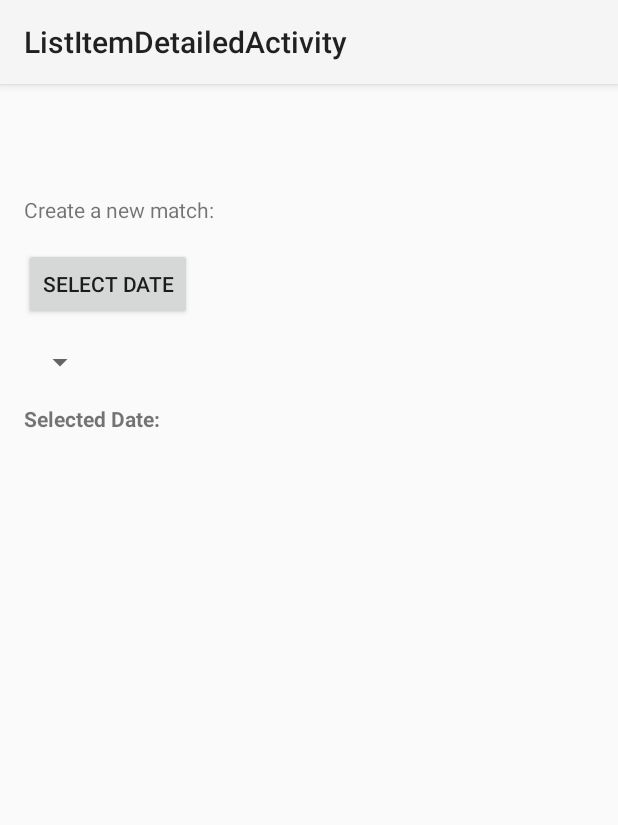
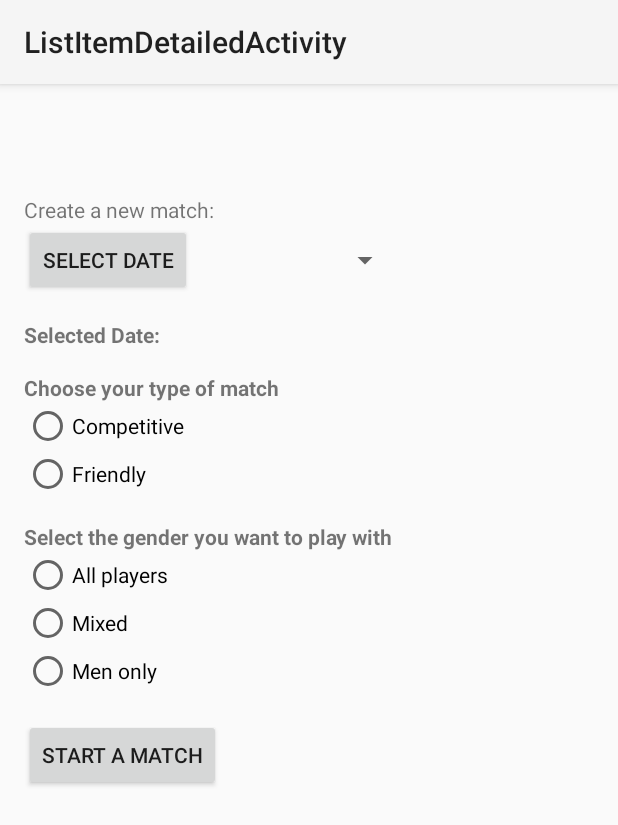
Before and after one commit to NielsDeBacker01/playtomic, an Android app built with Jetpack Compose: the ListItemDetailedActivity screen opened directly, with no data from a screen before it, on a phone screen of 412 x 824 dp. Shown: the top 825 px of the screen. Run offline under Robolectric (Android 15) with nearby library versions, the phone set to English and light mode, and no system bars.

Commit message:
add radio buttons

```diff
--- a/app/src/main/java/ap/edu/play2mic/ListItemDetailedActivity.kt
+++ b/app/src/main/java/ap/edu/play2mic/ListItemDetailedActivity.kt
@@ -7,6 +7,7 @@ import android.util.Log
 import android.widget.AdapterView
 import android.widget.ArrayAdapter
 import android.widget.Button
+import android.widget.RadioButton
 import android.widget.Spinner
 import android.widget.TextView
 import androidx.appcompat.app.AppCompatActivity
@@ -21,6 +22,8 @@ class ListItemDetailedActivity : AppCompatActivity() {
     private lateinit var spinner: Spinner
     private var selectedHour: String? = null
     private var selectedDate: String? = null
+    private var playType: String? = null
+    private var allowedGenders: String? = null
     val dateFormat = SimpleDateFormat("HH:mm", Locale.getDefault())
 
     override fun onCreate(savedInstanceState: Bundle?){
@@ -86,6 +89,30 @@ class ListItemDetailedActivity : AppCompatActivity() {
                 // Do nothing here
             }
         }
+
+        playType = "Competitive"
+        findViewById<RadioButton>(R.id.radio_competitive).setOnCheckedChangeListener { buttonView, isChecked ->
+            playType = "Competitive"
+        }
+        findViewById<RadioButton>(R.id.radio_friendly).setOnCheckedChangeListener { buttonView, isChecked ->
+            playType = "Friendly"
+        }
+
+        allowedGenders = "Mixed"
+        findViewById<RadioButton>(R.id.radio_all).setOnCheckedChangeListener { buttonView, isChecked ->
+            playType = "All"
+        }
+        findViewById<RadioButton>(R.id.radio_mixed).setOnCheckedChangeListener { buttonView, isChecked ->
+            playType = "Mixed"
+        }
+        findViewById<RadioButton>(R.id.radio_men).setOnCheckedChangeListener { buttonView, isChecked ->
+            playType = "Men only"
+        }
+
+        val btnMatchMaker: Button = findViewById(R.id.btnMatchMaker)
+        btnMatchMaker.setOnClickListener {
+            createMatches()
+        }
     }
 
     private fun showDatePickerDialog() {
@@ -131,4 +158,8 @@ class ListItemDetailedActivity : AppCompatActivity() {
             null
         }
     }
+
+    private fun createMatches() {
+        Log.d("test", "Selected Date: $selectedDate $selectedHour, Type: $playType, Gender: $allowedGenders")
+    }
 }
--- a/app/src/main/java/ap/edu/play2mic/ProfileFragment.kt
+++ b/app/src/main/java/ap/edu/play2mic/ProfileFragment.kt
@@ -2,7 +2,6 @@ package ap.edu.play2mic
 
 import android.content.Intent
 import android.os.Bundle
-import android.util.Log
 import android.view.LayoutInflater
 import android.view.View
 import android.view.ViewGroup
@@ -14,7 +13,7 @@ import com.google.firebase.auth.FirebaseAuth
 import com.google.firebase.auth.auth
 import com.google.firebase.auth.ktx.auth
 
-class ProfileFragment : Fragment(R.layout.fragment_second) {
+class ProfileFragment : Fragment(R.layout.fragment_profile) {
 
     private lateinit var auth: FirebaseAuth
 
@@ -22,7 +21,7 @@ class ProfileFragment : Fragment(R.layout.fragment_second) {
         inflater: LayoutInflater, container: ViewGroup?,
         savedInstanceState: Bundle?
     ): View? {
-        val view = inflater.inflate(R.layout.fragment_second, container, false)
+        val view = inflater.inflate(R.layout.fragment_profile, container, false)
         auth = com.google.firebase.ktx.Firebase.auth
         val signOutButton = view.findViewById<Button>(R.id.sign_out_button)
         signOutButton.setOnClickListener {
--- a/app/src/main/res/layout/activity_list_item_detailed.xml
+++ b/app/src/main/res/layout/activity_list_item_detailed.xml
@@ -30,20 +30,39 @@
             android:layout_height="wrap_content"
             android:text="Create a new match:"/>
 
+        <LinearLayout
+            android:layout_width="379dp"
+            android:layout_height="wrap_content"
+            android:orientation="horizontal">
+
+            <androidx.constraintlayout.widget.ConstraintLayout
+                android:layout_width="match_parent"
+                android:layout_height="wrap_content">
+
                 <Button
                     android:id="@+id/btnDatePicker"
                     android:layout_width="wrap_content"
                     android:layout_height="wrap_content"
+                    android:layout_centerHorizontal="true"
                     android:text="Select Date"
-            android:layout_centerHorizontal="true"
-            android:layout_marginTop="16dp"/>
+                    app:layout_constraintEnd_toEndOf="parent"
+                    app:layout_constraintHorizontal_bias="0.0"
+                    app:layout_constraintStart_toStartOf="parent"
+                    app:layout_constraintTop_toTopOf="parent" />
 
                 <Spinner
                     android:id="@+id/spinnerOptions"
                     android:layout_width="wrap_content"
                     android:layout_height="wrap_content"
                     android:layout_centerInParent="true"
-            android:layout_marginTop="16dp"/>
+                    android:layout_marginEnd="128dp"
+                    app:layout_constraintBottom_toBottomOf="parent"
+                    app:layout_constraintEnd_toEndOf="parent"
+                    app:layout_constraintTop_toTopOf="parent" />
+            </androidx.constraintlayout.widget.ConstraintLayout>
+        </LinearLayout>
+
+
 
         <TextView
             android:id="@+id/tvSelectedDate"
@@ -53,7 +72,65 @@
             android:layout_centerHorizontal="true"
             android:layout_marginTop="16dp"
             android:text="Selected Date: "
+            android:textStyle="bold" />
+
+        <TextView
+            android:layout_width="wrap_content"
+            android:layout_height="wrap_content"
+            android:layout_below="@id/spinnerOptions"
+            android:layout_centerHorizontal="true"
+            android:layout_marginTop="16dp"
+            android:text="Choose your type of match"
             android:textStyle="bold"/>
+        <RadioGroup
+            android:layout_width="match_parent"
+            android:layout_height="wrap_content"
+            android:orientation="vertical">
+            <RadioButton android:id="@+id/radio_competitive"
+                android:layout_width="wrap_content"
+                android:layout_height="wrap_content"
+                android:text="Competitive"/>
+            <RadioButton android:id="@+id/radio_friendly"
+                android:layout_width="wrap_content"
+                android:layout_height="wrap_content"
+                android:text="Friendly"/>
+        </RadioGroup>
+
+
+        <TextView
+            android:layout_width="wrap_content"
+            android:layout_height="wrap_content"
+            android:layout_below="@id/spinnerOptions"
+            android:layout_centerHorizontal="true"
+            android:layout_marginTop="16dp"
+            android:text="Select the gender you want to play with"
+            android:textStyle="bold"/>
+        <RadioGroup
+            android:layout_width="match_parent"
+            android:layout_height="wrap_content"
+            android:orientation="vertical">
+            <RadioButton android:id="@+id/radio_all"
+                android:layout_width="wrap_content"
+                android:layout_height="wrap_content"
+                android:text="All players"/>
+            <RadioButton android:id="@+id/radio_mixed"
+                android:layout_width="wrap_content"
+                android:layout_height="wrap_content"
+                android:text="Mixed"/>
+            <RadioButton android:id="@+id/radio_men"
+                android:layout_width="wrap_content"
+                android:layout_height="wrap_content"
+                android:text="Men only"/>
+        </RadioGroup>
+
+        <Button
+            android:id="@+id/btnMatchMaker"
+            android:layout_width="wrap_content"
+            android:layout_height="wrap_content"
+            android:text="Start a match"
+            android:layout_centerHorizontal="true"
+            android:layout_marginTop="16dp"/>
+
     </LinearLayout>
 
 </androidx.constraintlayout.widget.ConstraintLayout>
--- a/app/src/main/res/navigation/nav_graph.xml
+++ b/app/src/main/res/navigation/nav_graph.xml
@@ -20,5 +20,5 @@
         android:id="@+id/secondFragment"
         android:name="ap.edu.play2mic.ProfileFragment"
         android:label="Second Fragment"
-        tools:layout="@layout/fragment_second" />
+        tools:layout="@layout/fragment_profile" />
 </navigation>
```
Also changed, not shown: app/src/main/res/layout/fragment_profile.xml (renamed from app/src/main/res/layout/fragment_second.xml). Lines whose indentation alone changed are shown as unchanged.
